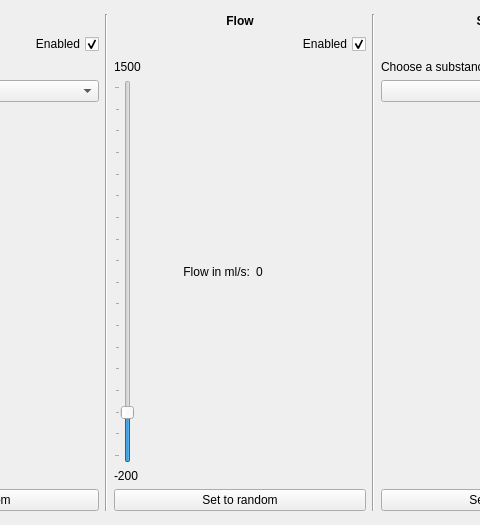
SebCOLLARD/Iot_Project_Epitech, file DeviceManager/libs/PyOneDark/uis/pages/main_pages.ui: the form before one commit; both pictures show x 167 to 647 and y 0 to 525 of the 814 by 525 pixel window.
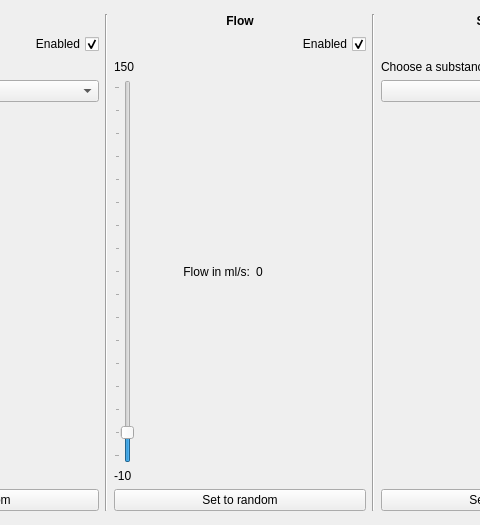
The form after the commit.

```diff
--- a/DeviceManager/libs/PyOneDark/uis/pages/main_pages.ui
+++ b/DeviceManager/libs/PyOneDark/uis/pages/main_pages.ui
@@ -247,7 +247,7 @@
            <item>
             <widget class="QLabel" name="label_7">
              <property name="text">
-              <string>1500</string>
+              <string>150</string>
              </property>
             </widget>
            </item>
@@ -256,16 +256,16 @@
              <item>
               <widget class="QSlider" name="flow_slider">
                <property name="minimum">
-                <number>-200</number>
+                <number>-10</number>
                </property>
                <property name="maximum">
-                <number>1500</number>
+                <number>150</number>
                </property>
                <property name="singleStep">
                 <number>10</number>
                </property>
                <property name="pageStep">
-                <number>100</number>
+                <number>10</number>
                </property>
                <property name="orientation">
                 <enum>Qt::Vertical</enum>
@@ -280,7 +280,7 @@
                 <enum>QSlider::TicksAbove</enum>
                </property>
                <property name="tickInterval">
-                <number>100</number>
+                <number>10</number>
                </property>
               </widget>
              </item>
@@ -306,7 +306,7 @@
            <item>
             <widget class="QLabel" name="label_8">
              <property name="text">
-              <string>-200</string>
+              <string>-10</string>
              </property>
             </widget>
            </item>
```
Left out of the diff: 2 changed lines with no effect on the pictures.
